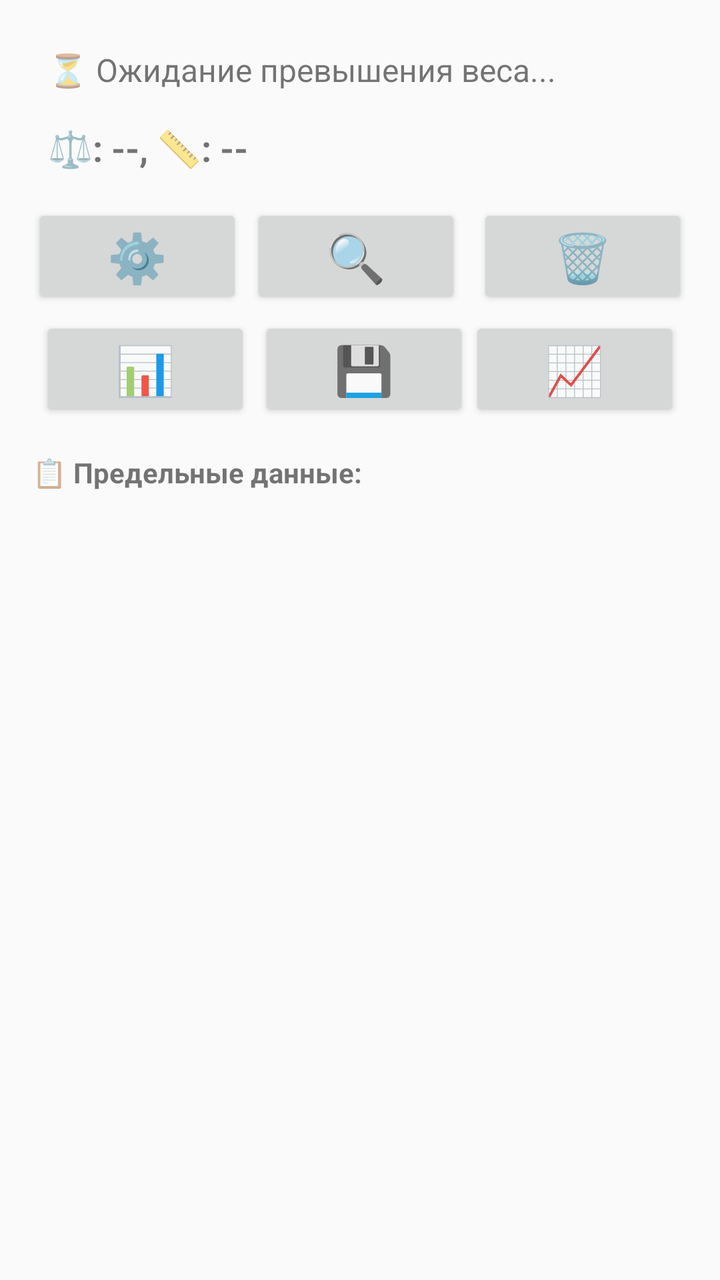
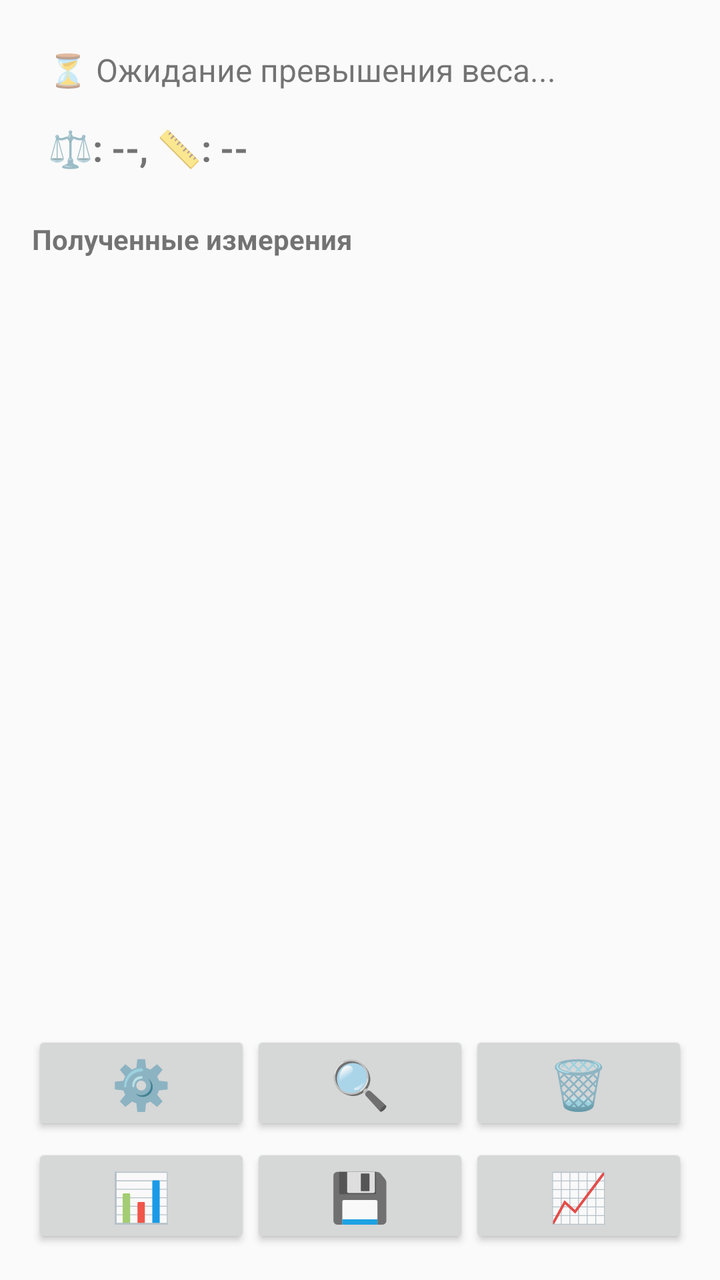

Compare the two renders of this Android layout. The source of the first and the diff that turns it into the second are given below.
<!-- AndroidManifest.xml: application theme Theme.AppCompat.Light -->
<!-- res/layout/activity_main.xml -->
<?xml version="1.0" encoding="utf-8"?>
<LinearLayout xmlns:android="http://schemas.android.com/apk/res/android"
    xmlns:app="http://schemas.android.com/apk/res-auto"
    android:layout_width="match_parent"
    android:layout_height="match_parent"
    android:orientation="vertical"
    android:padding="16dp">

    
    <TextView
        android:id="@+id/tvStatus"
        android:layout_width="match_parent"
        android:layout_height="wrap_content"
        android:text="⏳ Ожидание превышения веса..."
        android:textSize="16sp"
        android:padding="8dp" />

    
    <TextView
        android:id="@+id/tvWeightDistance"
        android:layout_width="match_parent"
        android:layout_height="wrap_content"
        android:text="⚖️: --, 📏: --"
        android:textSize="18sp"
        android:padding="8dp"
        android:textStyle="bold" />

    

    
    <LinearLayout
        android:layout_width="match_parent"
        android:layout_height="wrap_content"
        android:orientation="horizontal"
        android:layout_marginTop="8dp">

        <Button
            android:id="@+id/btnSettings"
            android:layout_width="0dp"
            android:layout_height="wrap_content"
            android:layout_weight="1"
            android:text="⚙️"
            android:textSize="24sp"
            android:layout_marginEnd="4dp" />

        <Button
            android:id="@+id/btnScan"
            android:layout_width="0dp"
            android:layout_height="wrap_content"
            android:layout_weight="1"
            android:text="🔍"
            android:textSize="24sp"
            android:layout_marginEnd="4dp" />

        <Button
            android:id="@+id/btnClear"
            android:layout_width="0dp"
            android:layout_height="wrap_content"
            android:layout_weight="1"
            android:text="🗑️"
            android:textSize="24sp"
            android:layout_marginStart="4dp" />
    </LinearLayout>

    <LinearLayout
        android:layout_width="match_parent"
        android:layout_height="wrap_content"
        android:orientation="horizontal"
        android:layout_marginTop="4dp">

        <Button
            android:id="@+id/btnDataTable"
            android:layout_width="0dp"
            android:layout_height="wrap_content"
            android:layout_weight="1"
            android:text="📊"
            android:textSize="24sp"
            android:layout_marginStart="4dp" />

        <Button
            android:id="@+id/btnSaveDiff"
            android:layout_width="0dp"
            android:layout_height="wrap_content"
            android:layout_weight="1"
            android:text="💾"
            android:textSize="24sp"
            android:layout_marginStart="4dp" />

        <Button
            android:id="@+id/btnStatistics"
            android:layout_width="0dp"
            android:layout_height="wrap_content"
            android:layout_weight="1"
            android:text="📈"
            android:textSize="24sp"
            android:layout_marginEnd="4dp" />
    </LinearLayout>

    
    <TextView
        android:layout_width="match_parent"
        android:layout_height="wrap_content"
        android:text="📋 Предельные данные:"
        android:textStyle="bold"
        android:layout_marginTop="16dp" />

    <ScrollView
        android:id="@+id/limitDataScrollView"
        android:layout_width="match_parent"
        android:layout_height="0dp"
        android:layout_weight="1"
        android:fillViewport="true">

        <TableLayout
            android:id="@+id/tableLimitData"
            android:layout_width="match_parent"
            android:layout_height="wrap_content"
            android:stretchColumns="*" />

    </ScrollView>

</LinearLayout>
<!-- resources referenced by this layout -->
<resources>

</resources>

<!-- the commit's change to res/layout/activity_main.xml (unified diff, before → after) -->
@@ -28,81 +28,12 @@
     
 
     
-    <LinearLayout
-        android:layout_width="match_parent"
-        android:layout_height="wrap_content"
-        android:orientation="horizontal"
-        android:layout_marginTop="8dp">
-
-        <Button
-            android:id="@+id/btnSettings"
-            android:layout_width="0dp"
-            android:layout_height="wrap_content"
-            android:layout_weight="1"
-            android:text="⚙️"
-            android:textSize="24sp"
-            android:layout_marginEnd="4dp" />
-
-        <Button
-            android:id="@+id/btnScan"
-            android:layout_width="0dp"
-            android:layout_height="wrap_content"
-            android:layout_weight="1"
-            android:text="🔍"
-            android:textSize="24sp"
-            android:layout_marginEnd="4dp" />
-
-        <Button
-            android:id="@+id/btnClear"
-            android:layout_width="0dp"
-            android:layout_height="wrap_content"
-            android:layout_weight="1"
-            android:text="🗑️"
-            android:textSize="24sp"
-            android:layout_marginStart="4dp" />
-    </LinearLayout>
-
-    <LinearLayout
-        android:layout_width="match_parent"
-        android:layout_height="wrap_content"
-        android:orientation="horizontal"
-        android:layout_marginTop="4dp">
-
-        <Button
-            android:id="@+id/btnDataTable"
-            android:layout_width="0dp"
-            android:layout_height="wrap_content"
-            android:layout_weight="1"
-            android:text="📊"
-            android:textSize="24sp"
-            android:layout_marginStart="4dp" />
-
-        <Button
-            android:id="@+id/btnSaveDiff"
-            android:layout_width="0dp"
-            android:layout_height="wrap_content"
-            android:layout_weight="1"
-            android:text="💾"
-            android:textSize="24sp"
-            android:layout_marginStart="4dp" />
-
-        <Button
-            android:id="@+id/btnStatistics"
-            android:layout_width="0dp"
-            android:layout_height="wrap_content"
-            android:layout_weight="1"
-            android:text="📈"
-            android:textSize="24sp"
-            android:layout_marginEnd="4dp" />
-    </LinearLayout>
-
-    
     <TextView
         android:layout_width="match_parent"
         android:layout_height="wrap_content"
-        android:text="📋 Предельные данные:"
-        android:textStyle="bold"
-        android:layout_marginTop="16dp" />
+        android:layout_marginTop="16dp"
+        android:text="Полученные измерения"
+        android:textStyle="bold" />
 
     <ScrollView
         android:id="@+id/limitDataScrollView"
@@ -119,4 +50,68 @@
 
     </ScrollView>
 
+    <LinearLayout
+        android:layout_width="match_parent"
+        android:layout_height="wrap_content"
+        android:orientation="horizontal"
+        android:layout_marginTop="8dp">
+
+        <Button
+            android:id="@+id/btnSettings"
+            android:layout_width="0dp"
+            android:layout_height="wrap_content"
+            android:layout_weight="1"
+            android:text="⚙️"
+            android:textSize="24sp"/>
+
+        <Button
+            android:id="@+id/btnScan"
+            android:layout_width="0dp"
+            android:layout_height="wrap_content"
+            android:layout_weight="1"
+            android:text="🔍"
+            android:textSize="24sp"/>
+
+        <Button
+            android:id="@+id/btnClear"
+            android:layout_width="0dp"
+            android:layout_height="wrap_content"
+            android:layout_weight="1"
+            android:text="🗑️"
+            android:textSize="24sp"/>
+    </LinearLayout>
+
+    <LinearLayout
+        android:layout_width="match_parent"
+        android:layout_height="wrap_content"
+        android:orientation="horizontal"
+        android:layout_marginTop="4dp">
+
+        <Button
+            android:id="@+id/btnDataTable"
+            android:layout_width="0dp"
+            android:layout_height="wrap_content"
+            android:layout_weight="1"
+            android:text="📊"
+            android:textSize="24sp"/>
+
+        <Button
+            android:id="@+id/btnSaveDiff"
+            android:layout_width="0dp"
+            android:layout_height="wrap_content"
+            android:layout_weight="1"
+            android:text="💾"
+            android:textSize="24sp"/>
+
+        <Button
+            android:id="@+id/btnStatistics"
+            android:layout_width="0dp"
+            android:layout_height="wrap_content"
+            android:layout_weight="1"
+            android:text="📈"
+            android:textSize="24sp"/>
+    </LinearLayout>
+
+    
+
 </LinearLayout>
